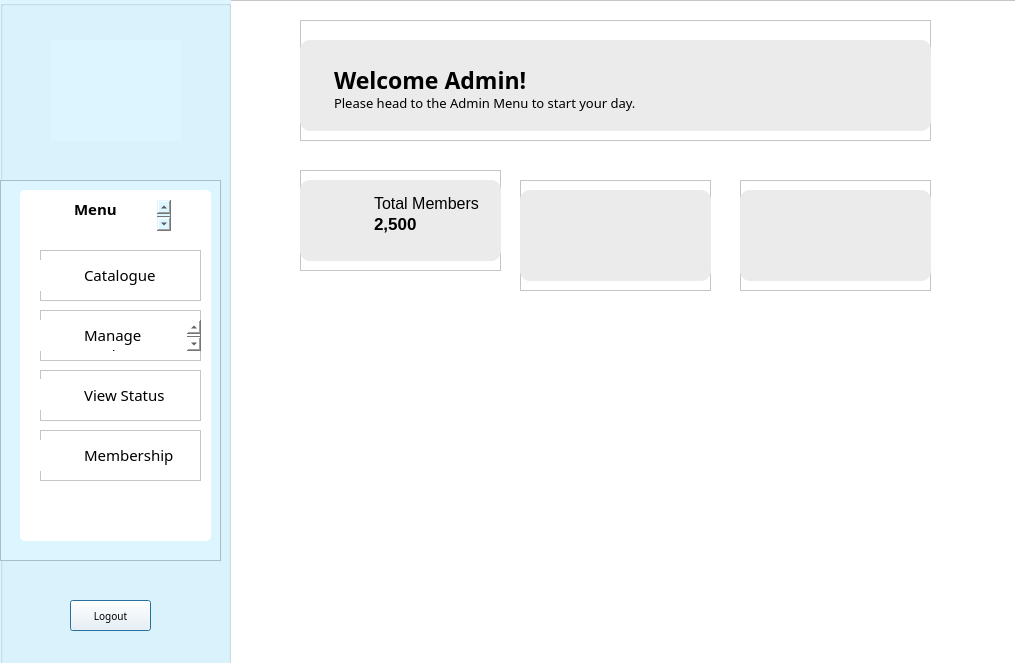
The window that LIS/adminhome.ui (TenacioussD/library_information_system) describes before a commit, drawn with Qt 5.
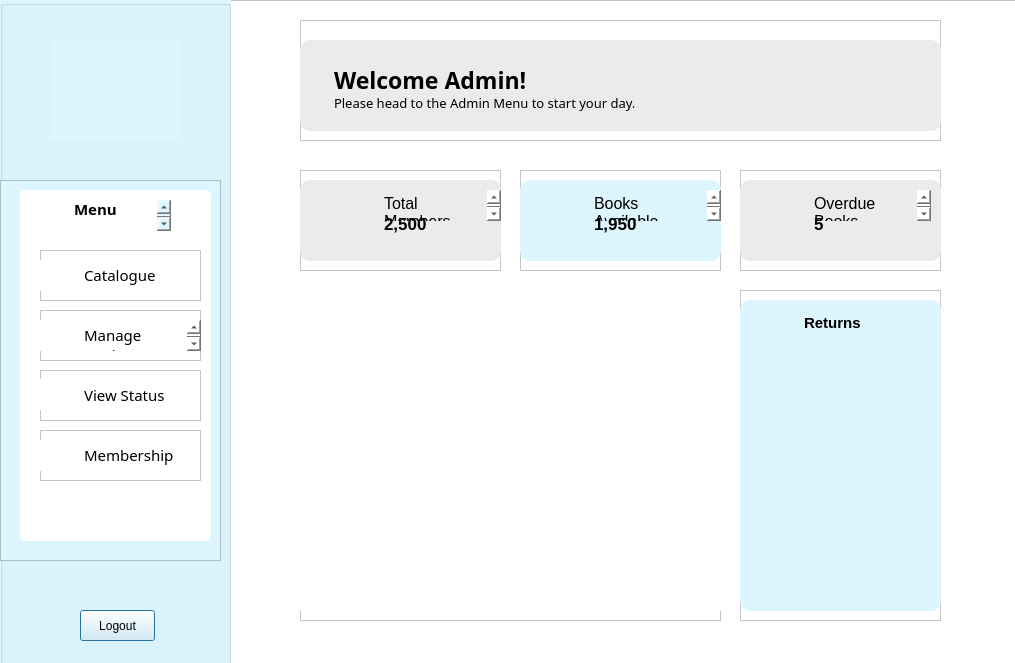
The same window after the commit. Icons and pictures are not drawn.

What changed in the file:
```diff
--- a/LIS/adminhome.ui
+++ b/LIS/adminhome.ui
@@ -65,28 +65,6 @@
       <bool>true</bool>
      </property>
     </widget>
-    <widget class="QPushButton" name="logout">
-     <property name="geometry">
-      <rect>
-       <x>70</x>
-       <y>600</y>
-       <width>81</width>
-       <height>31</height>
-      </rect>
-     </property>
-     <property name="styleSheet">
-      <string notr="true">font-family: Baloo 2;
-background: white;
-font-size: 10px;
-border-radis: 5px;</string>
-     </property>
-     <property name="text">
-      <string>Logout</string>
-     </property>
-     <property name="flat">
-      <bool>false</bool>
-     </property>
-    </widget>
     <widget class="QFrame" name="menu">
      <property name="geometry">
       <rect>
@@ -385,13 +363,29 @@
       </widget>
      </widget>
     </widget>
+    <widget class="QPushButton" name="pushButton">
+     <property name="geometry">
+      <rect>
+       <x>80</x>
+       <y>610</y>
+       <width>75</width>
+       <height>31</height>
+      </rect>
+     </property>
+     <property name="styleSheet">
+      <string notr="true"/>
+     </property>
+     <property name="text">
+      <string>Logout</string>
+     </property>
+    </widget>
    </widget>
    <widget class="QFrame" name="heading">
     <property name="geometry">
      <rect>
       <x>300</x>
       <y>20</y>
-      <width>631</width>
+      <width>641</width>
       <height>121</height>
      </rect>
     </property>
@@ -406,7 +400,7 @@
       <rect>
        <x>0</x>
        <y>20</y>
-       <width>631</width>
+       <width>641</width>
        <height>91</height>
       </rect>
      </property>
@@ -531,9 +525,9 @@
     <widget class="QPlainTextEdit" name="plainTextEdit_5">
      <property name="geometry">
       <rect>
-       <x>70</x>
+       <x>80</x>
        <y>20</y>
-       <width>141</width>
+       <width>121</width>
        <height>31</height>
       </rect>
      </property>
@@ -551,7 +545,7 @@
     <widget class="QPlainTextEdit" name="plainTextEdit">
      <property name="geometry">
       <rect>
-       <x>70</x>
+       <x>80</x>
        <y>40</y>
        <width>61</width>
        <height>31</height>
@@ -574,9 +568,9 @@
     <property name="geometry">
      <rect>
       <x>520</x>
-      <y>180</y>
-      <width>191</width>
-      <height>111</height>
+      <y>170</y>
+      <width>201</width>
+      <height>101</height>
      </rect>
     </property>
     <property name="frameShape">
@@ -590,12 +584,12 @@
       <rect>
        <x>0</x>
        <y>10</y>
-       <width>191</width>
-       <height>91</height>
+       <width>201</width>
+       <height>81</height>
       </rect>
      </property>
      <property name="styleSheet">
-      <string notr="true">background: rgb(235, 235, 235);
+      <string notr="true">background: rgb(220, 245, 255);
 border-radius: 10px;</string>
      </property>
      <property name="frameShadow">
@@ -605,14 +599,83 @@
       <string/>
      </property>
     </widget>
+    <widget class="QLabel" name="label_2">
+     <property name="geometry">
+      <rect>
+       <x>20</x>
+       <y>30</y>
+       <width>41</width>
+       <height>41</height>
+      </rect>
+     </property>
+     <property name="styleSheet">
+      <string notr="true">background: transparent;</string>
+     </property>
+     <property name="text">
+      <string/>
+     </property>
+     <property name="pixmap">
+      <pixmap resource="Resources.qrc">:/images/Icons/book1.png</pixmap>
+     </property>
+     <property name="scaledContents">
+      <bool>true</bool>
+     </property>
+     <property name="alignment">
+      <set>Qt::AlignCenter</set>
+     </property>
+     <property name="textInteractionFlags">
+      <set>Qt::NoTextInteraction</set>
+     </property>
+    </widget>
+    <widget class="QPlainTextEdit" name="plainTextEdit_10">
+     <property name="geometry">
+      <rect>
+       <x>70</x>
+       <y>20</y>
+       <width>131</width>
+       <height>31</height>
+      </rect>
+     </property>
+     <property name="styleSheet">
+      <string notr="true">background: transparent;
+font-size: 12pt;</string>
+     </property>
+     <property name="frameShape">
+      <enum>QFrame::NoFrame</enum>
+     </property>
+     <property name="plainText">
+      <string>Books Available</string>
+     </property>
+    </widget>
+    <widget class="QPlainTextEdit" name="plainTextEdit_11">
+     <property name="geometry">
+      <rect>
+       <x>70</x>
+       <y>40</y>
+       <width>61</width>
+       <height>31</height>
+      </rect>
+     </property>
+     <property name="styleSheet">
+      <string notr="true">background: transparent;
+font-weight: bold;
+font-size: 17px;</string>
+     </property>
+     <property name="frameShape">
+      <enum>QFrame::NoFrame</enum>
+     </property>
+     <property name="plainText">
+      <string>1,950</string>
+     </property>
+    </widget>
    </widget>
    <widget class="QFrame" name="frame_4">
     <property name="geometry">
      <rect>
       <x>740</x>
-      <y>180</y>
-      <width>191</width>
-      <height>111</height>
+      <y>170</y>
+      <width>201</width>
+      <height>101</height>
      </rect>
     </property>
     <property name="frameShape">
@@ -626,8 +689,8 @@
       <rect>
        <x>0</x>
        <y>10</y>
-       <width>191</width>
-       <height>91</height>
+       <width>201</width>
+       <height>81</height>
       </rect>
      </property>
      <property name="styleSheet">
@@ -639,6 +702,170 @@
      </property>
      <property name="plainText">
       <string/>
+     </property>
+    </widget>
+    <widget class="QLabel" name="label_3">
+     <property name="geometry">
+      <rect>
+       <x>20</x>
+       <y>30</y>
+       <width>41</width>
+       <height>41</height>
+      </rect>
+     </property>
+     <property name="styleSheet">
+      <string notr="true">background: transparent;</string>
+     </property>
+     <property name="text">
+      <string/>
+     </property>
+     <property name="pixmap">
+      <pixmap resource="Resources.qrc">:/images/Icons/warning.png</pixmap>
+     </property>
+     <property name="scaledContents">
+      <bool>true</bool>
+     </property>
+     <property name="alignment">
+      <set>Qt::AlignCenter</set>
+     </property>
+     <property name="textInteractionFlags">
+      <set>Qt::NoTextInteraction</set>
+     </property>
+    </widget>
+    <widget class="QPlainTextEdit" name="plainTextEdit_12">
+     <property name="geometry">
+      <rect>
+       <x>70</x>
+       <y>20</y>
+       <width>121</width>
+       <height>31</height>
+      </rect>
+     </property>
+     <property name="styleSheet">
+      <string notr="true">background: transparent;
+font-size: 12pt;</string>
+     </property>
+     <property name="frameShape">
+      <enum>QFrame::NoFrame</enum>
+     </property>
+     <property name="plainText">
+      <string>Overdue Books</string>
+     </property>
+    </widget>
+    <widget class="QPlainTextEdit" name="plainTextEdit_13">
+     <property name="geometry">
+      <rect>
+       <x>70</x>
+       <y>40</y>
+       <width>21</width>
+       <height>31</height>
+      </rect>
+     </property>
+     <property name="styleSheet">
+      <string notr="true">background: transparent;
+font-weight: bold;
+font-size: 17px;</string>
+     </property>
+     <property name="frameShape">
+      <enum>QFrame::NoFrame</enum>
+     </property>
+     <property name="plainText">
+      <string>5</string>
+     </property>
+    </widget>
+   </widget>
+   <widget class="QFrame" name="frame_5">
+    <property name="geometry">
+     <rect>
+      <x>300</x>
+      <y>300</y>
+      <width>421</width>
+      <height>321</height>
+     </rect>
+    </property>
+    <property name="frameShape">
+     <enum>QFrame::StyledPanel</enum>
+    </property>
+    <property name="frameShadow">
+     <enum>QFrame::Raised</enum>
+    </property>
+    <widget class="QLabel" name="label_4">
+     <property name="geometry">
+      <rect>
+       <x>0</x>
+       <y>0</y>
+       <width>421</width>
+       <height>311</height>
+      </rect>
+     </property>
+     <property name="styleSheet">
+      <string notr="true"/>
+     </property>
+     <property name="text">
+      <string/>
+     </property>
+     <property name="pixmap">
+      <pixmap resource="Resources.qrc">:/images/library.jpg</pixmap>
+     </property>
+     <property name="scaledContents">
+      <bool>true</bool>
+     </property>
+    </widget>
+   </widget>
+   <widget class="QFrame" name="frame_6">
+    <property name="geometry">
+     <rect>
+      <x>740</x>
+      <y>290</y>
+      <width>201</width>
+      <height>331</height>
+     </rect>
+    </property>
+    <property name="frameShape">
+     <enum>QFrame::StyledPanel</enum>
+    </property>
+    <property name="frameShadow">
+     <enum>QFrame::Raised</enum>
+    </property>
+    <widget class="QPlainTextEdit" name="plainTextEdit_14">
+     <property name="geometry">
+      <rect>
+       <x>0</x>
+       <y>10</y>
+       <width>201</width>
+       <height>311</height>
+      </rect>
+     </property>
+     <property name="styleSheet">
+      <string notr="true">background: rgb(220, 245, 255);
+border-radius: 10px;</string>
+     </property>
+     <property name="frameShadow">
+      <enum>QFrame::Raised</enum>
+     </property>
+     <property name="plainText">
+      <string/>
+     </property>
+    </widget>
+    <widget class="QPlainTextEdit" name="plainTextEdit_15">
+     <property name="geometry">
+      <rect>
+       <x>60</x>
+       <y>20</y>
+       <width>71</width>
+       <height>31</height>
+      </rect>
+     </property>
+     <property name="styleSheet">
+      <string notr="true">background: transparent;
+font-size: 11pt;
+font-weight: bold;</string>
+     </property>
+     <property name="frameShape">
+      <enum>QFrame::NoFrame</enum>
+     </property>
+     <property name="plainText">
+      <string>Returns</string>
      </property>
     </widget>
    </widget>
```
